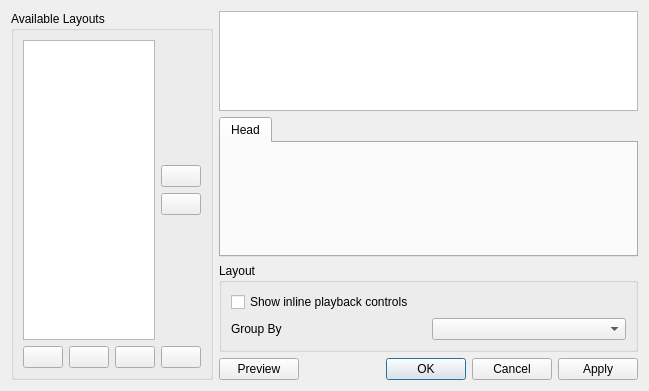
Above: src/playlist/layouts/PlaylistLayoutEditDialog.ui from KDE/amarok before the change. Below: the same form after it.
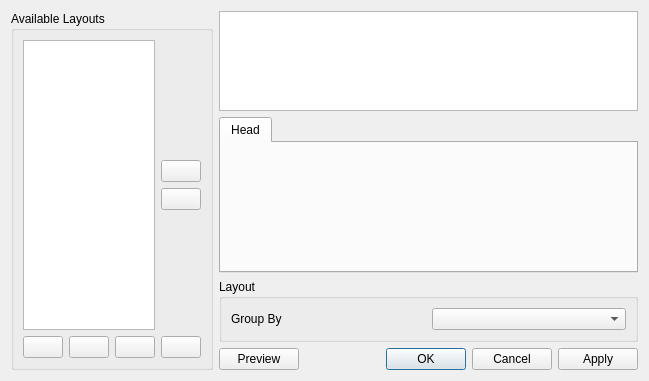
That is the form after the change. Custom widgets are drawn as their Qt base class.

Commit message: Remove inline playback controls from the application, as discussed on IRC. We gathered that this feature did not provide great feature value to the product, and instead added redundancy with a third (!) toolbar equivalent. It also increased complexity in an already crowded playlist layout configuration UI.

What changed in the file:
```diff
--- a/src/playlist/layouts/PlaylistLayoutEditDialog.ui
+++ b/src/playlist/layouts/PlaylistLayoutEditDialog.ui
@@ -186,13 +186,6 @@
        </property>
        <layout class="QGridLayout" name="gridLayout">
         <item row="0" column="0">
-         <widget class="QCheckBox" name="inlineControlsChekbox">
-          <property name="text">
-           <string>Show inline playback controls</string>
-          </property>
-         </widget>
-        </item>
-        <item row="1" column="0">
          <layout class="QHBoxLayout" name="horizontalLayout">
           <property name="bottomMargin">
            <number>0</number>
```
The commit also changes 8 other files.
